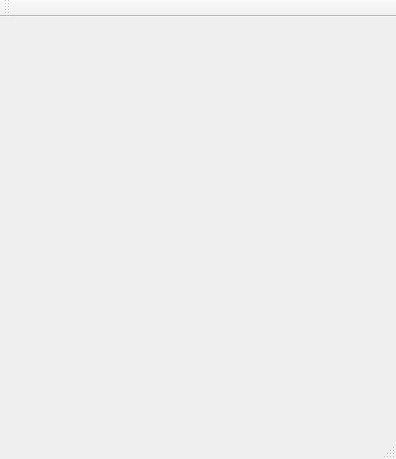
First picture: the form in mainwindow.ui, repository longlp/boardgame, before the edit.
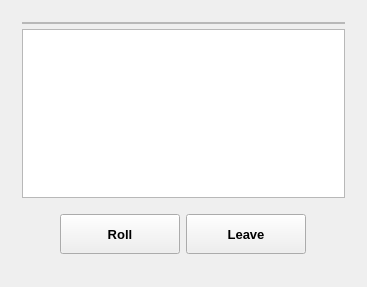
Second picture: the form after the edit.

Commit message: Finish layout and core functions

What changed in the file:
```diff
--- a/mainwindow.ui
+++ b/mainwindow.ui
@@ -6,8 +6,8 @@
    <rect>
     <x>0</x>
     <y>0</y>
-    <width>396</width>
-    <height>459</height>
+    <width>367</width>
+    <height>287</height>
    </rect>
   </property>
   <property name="windowTitle">
@@ -19,21 +19,33 @@
      <number>0</number>
     </property>
     <item>
-     <widget class="QFrame" name="frame">
-      <property name="minimumSize">
-       <size>
-        <width>0</width>
-        <height>100</height>
-       </size>
+     <widget class="QFrame" name="frame_Top">
+      <property name="sizePolicy">
+       <sizepolicy hsizetype="Minimum" vsizetype="Minimum">
+        <horstretch>0</horstretch>
+        <verstretch>0</verstretch>
+       </sizepolicy>
       </property>
       <property name="frameShape">
        <enum>QFrame::NoFrame</enum>
       </property>
       <property name="frameShadow">
-       <enum>QFrame::Raised</enum>
+       <enum>QFrame::Plain</enum>
       </property>
       <layout class="QVBoxLayout" name="verticalLayout_4">
-       <property name="margin">
+       <property name="spacing">
+        <number>0</number>
+       </property>
+       <property name="leftMargin">
+        <number>0</number>
+       </property>
+       <property name="topMargin">
+        <number>0</number>
+       </property>
+       <property name="rightMargin">
+        <number>0</number>
+       </property>
+       <property name="bottomMargin">
         <number>0</number>
        </property>
        <item>
@@ -41,9 +53,6 @@
          <property name="spacing">
           <number>0</number>
          </property>
-         <property name="sizeConstraint">
-          <enum>QLayout::SetMinimumSize</enum>
-         </property>
         </layout>
        </item>
       </layout>
@@ -59,18 +68,21 @@
        <enum>QLayout::SetMaximumSize</enum>
       </property>
       <item>
-       <widget class="QFrame" name="frame_3">
-        <property name="minimumSize">
-         <size>
-          <width>100</width>
-          <height>0</height>
-         </size>
+       <widget class="QFrame" name="frame_Left">
+        <property name="sizePolicy">
+         <sizepolicy hsizetype="Minimum" vsizetype="Minimum">
+          <horstretch>0</horstretch>
+          <verstretch>0</verstretch>
+         </sizepolicy>
+        </property>
+        <property name="layoutDirection">
+         <enum>Qt::LeftToRight</enum>
         </property>
         <property name="frameShape">
          <enum>QFrame::NoFrame</enum>
         </property>
         <property name="frameShadow">
-         <enum>QFrame::Raised</enum>
+         <enum>QFrame::Plain</enum>
         </property>
         <layout class="QVBoxLayout" name="verticalLayout_5">
          <property name="spacing">
@@ -104,24 +116,167 @@
          <enum>QFrame::NoFrame</enum>
         </property>
         <property name="frameShadow">
-         <enum>QFrame::Raised</enum>
+         <enum>QFrame::Plain</enum>
         </property>
-        <layout class="QVBoxLayout" name="verticalLayout_2"/>
+        <layout class="QVBoxLayout" name="verticalLayout_2">
+         <property name="spacing">
+          <number>5</number>
+         </property>
+         <item>
+          <widget class="QFrame" name="frame_4">
+           <property name="frameShape">
+            <enum>QFrame::NoFrame</enum>
+           </property>
+           <property name="frameShadow">
+            <enum>QFrame::Plain</enum>
+           </property>
+           <layout class="QVBoxLayout" name="verticalLayout_11">
+            <property name="spacing">
+             <number>0</number>
+            </property>
+            <property name="leftMargin">
+             <number>0</number>
+            </property>
+            <property name="topMargin">
+             <number>0</number>
+            </property>
+            <property name="rightMargin">
+             <number>0</number>
+            </property>
+            <property name="bottomMargin">
+             <number>0</number>
+            </property>
+            <item>
+             <widget class="QFrame" name="frame_Player">
+              <property name="frameShape">
+               <enum>QFrame::StyledPanel</enum>
+              </property>
+              <property name="frameShadow">
+               <enum>QFrame::Raised</enum>
+              </property>
+              <layout class="QHBoxLayout" name="horizontalLayout_4">
+               <property name="spacing">
+                <number>0</number>
+               </property>
+               <property name="leftMargin">
+                <number>0</number>
+               </property>
+               <property name="topMargin">
+                <number>0</number>
+               </property>
+               <property name="rightMargin">
+                <number>0</number>
+               </property>
+               <property name="bottomMargin">
+                <number>0</number>
+               </property>
+               <item>
+                <layout class="QHBoxLayout" name="layout_Player">
+                 <property name="spacing">
+                  <number>0</number>
+                 </property>
+                 <property name="sizeConstraint">
+                  <enum>QLayout::SetMinimumSize</enum>
+                 </property>
+                </layout>
+               </item>
+              </layout>
+             </widget>
+            </item>
+           </layout>
+          </widget>
+         </item>
+         <item>
+          <widget class="QPlainTextEdit" name="txt_Log"/>
+         </item>
+         <item>
+          <widget class="QFrame" name="frame_2">
+           <layout class="QHBoxLayout" name="horizontalLayout_2">
+            <item>
+             <spacer name="horizontalSpacer_2">
+              <property name="orientation">
+               <enum>Qt::Horizontal</enum>
+              </property>
+              <property name="sizeHint" stdset="0">
+               <size>
+                <width>40</width>
+                <height>20</height>
+               </size>
+              </property>
+             </spacer>
+            </item>
+            <item>
+             <widget class="QPushButton" name="btn_Roll">
+              <property name="minimumSize">
+               <size>
+                <width>120</width>
+                <height>40</height>
+               </size>
+              </property>
+              <property name="font">
+               <font>
+                <pointsize>10</pointsize>
+                <weight>75</weight>
+                <bold>true</bold>
+               </font>
+              </property>
+              <property name="text">
+               <string>Roll</string>
+              </property>
+             </widget>
+            </item>
+            <item>
+             <widget class="QPushButton" name="btn_Leave">
+              <property name="minimumSize">
+               <size>
+                <width>120</width>
+                <height>40</height>
+               </size>
+              </property>
+              <property name="font">
+               <font>
+                <pointsize>10</pointsize>
+                <weight>75</weight>
+                <bold>true</bold>
+               </font>
+              </property>
+              <property name="text">
+               <string>Leave</string>
+              </property>
+             </widget>
+            </item>
+            <item>
+             <spacer name="horizontalSpacer">
+              <property name="orientation">
+               <enum>Qt::Horizontal</enum>
+              </property>
+              <property name="sizeHint" stdset="0">
+               <size>
+                <width>40</width>
+                <height>20</height>
+               </size>
+              </property>
+             </spacer>
+            </item>
+           </layout>
+          </widget>
+         </item>
+        </layout>
        </widget>
       </item>
       <item>
-       <widget class="QFrame" name="frame_4">
-        <property name="minimumSize">
-         <size>
-          <width>100</width>
-          <height>0</height>
-         </size>
+       <widget class="QFrame" name="frame_Right">
+        <property name="sizePolicy">
+         <sizepolicy hsizetype="Minimum" vsizetype="Minimum">
+          <horstretch>0</horstretch>
+          <verstretch>0</verstretch>
+         </sizepolicy>
         </property>
         <property name="frameShape">
          <enum>QFrame::NoFrame</enum>
         </property>
         <property name="frameShadow">
-         <enum>QFrame::Raised</enum>
+         <enum>QFrame::Plain</enum>
         </property>
         <layout class="QVBoxLayout" name="verticalLayout_6">
          <property name="spacing">
@@ -146,21 +301,33 @@
      </layout>
     </item>
     <item>
-     <widget class="QFrame" name="frame_2">
-      <property name="minimumSize">
-       <size>
-        <width>0</width>
-        <height>100</height>
-       </size>
+     <widget class="QFrame" name="frame_Bot">
+      <property name="sizePolicy">
+       <sizepolicy hsizetype="Minimum" vsizetype="Minimum">
+        <horstretch>0</horstretch>
+        <verstretch>0</verstretch>
+       </sizepolicy>
       </property>
       <property name="frameShape">
        <enum>QFrame::NoFrame</enum>
       </property>
       <property name="frameShadow">
-       <enum>QFrame::Raised</enum>
+       <enum>QFrame::Plain</enum>
       </property>
       <layout class="QVBoxLayout" name="verticalLayout_3">
-       <property name="margin">
+       <property name="spacing">
+        <number>0</number>
+       </property>
+       <property name="leftMargin">
+        <number>0</number>
+       </property>
+       <property name="topMargin">
+        <number>0</number>
+       </property>
+       <property name="rightMargin">
+        <number>0</number>
+       </property>
+       <property name="bottomMargin">
         <number>0</number>
        </property>
        <item>
@@ -168,9 +335,6 @@
          <property name="spacing">
           <number>0</number>
          </property>
-         <property name="sizeConstraint">
-          <enum>QLayout::SetMinimumSize</enum>
-         </property>
         </layout>
        </item>
       </layout>
@@ -178,15 +342,6 @@
     </item>
    </layout>
   </widget>
-  <widget class="QToolBar" name="mainToolBar">
-   <attribute name="toolBarArea">
-    <enum>TopToolBarArea</enum>
-   </attribute>
-   <attribute name="toolBarBreak">
-    <bool>false</bool>
-   </attribute>
-  </widget>
-  <widget class="QStatusBar" name="statusBar"/>
  </widget>
  <layoutdefault spacing="6" margin="11"/>
  <resources/>
```
Left out of the diff: 28 changed lines with no effect on the pictures. The commit also changes 20 other files.
